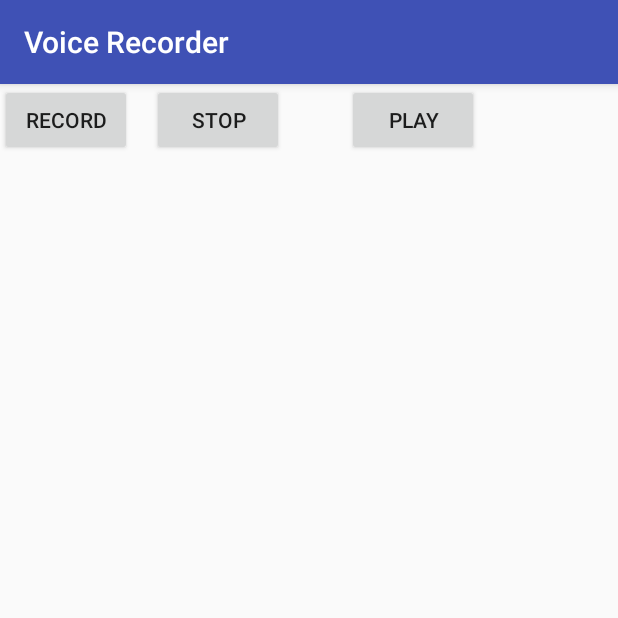
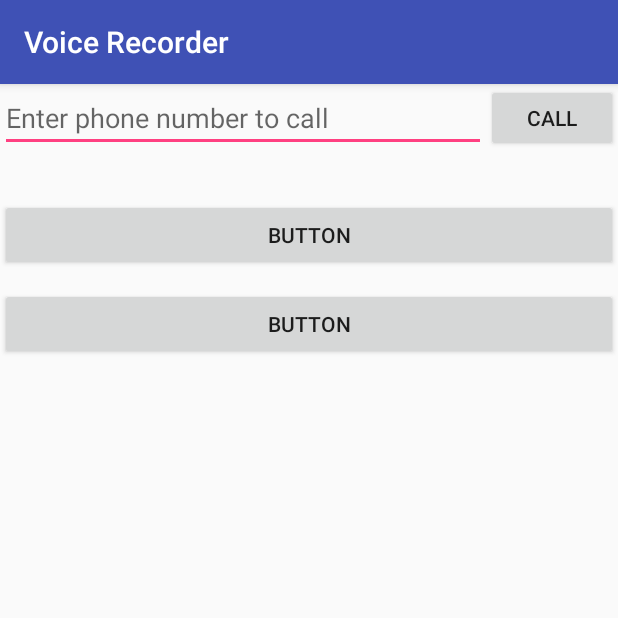
Before and after one commit to niyamatalmass/VoiceRecorder, an Android app: the screen it shows after launch (MainActivity), on a phone screen of 412 x 824 dp, the top half of it. Run offline under Robolectric (Android 15) with nearby library versions, the phone set to English and light mode, and no system bars.

Commit message:
music saved

```diff
--- a/app/src/main/AndroidManifest.xml
+++ b/app/src/main/AndroidManifest.xml
@@ -4,6 +4,8 @@
 
     <uses-permission android:name="android.permission.INTERNET" />
     <uses-permission android:name="android.permission.RECORD_AUDIO" />
+    <uses-permission android:name="android.permission.CALL_PHONE" />
+    <uses-permission android:name="android.permission.MODIFY_AUDIO_SETTINGS" />
     <uses-permission android:name="android.permission.WRITE_EXTERNAL_STORAGE" />
 
     <application
--- a/app/src/main/java/io/github/niyamatalmass/voicerecorder/MainActivity.java
+++ b/app/src/main/java/io/github/niyamatalmass/voicerecorder/MainActivity.java
@@ -1,43 +1,97 @@
 package io.github.niyamatalmass.voicerecorder;
 
+import android.content.Context;
+import android.content.DialogInterface;
 import android.content.Intent;
+import android.media.AudioManager;
+import android.net.Uri;
 import android.os.Bundle;
+import android.os.Handler;
+import android.support.v7.app.AlertDialog;
 import android.support.v7.app.AppCompatActivity;
 import android.view.View;
 import android.widget.Button;
+import android.widget.EditText;
 
 public class MainActivity extends AppCompatActivity {
 
     Intent recordIntent;
-    private Button recordButton, stopButton;
+    private boolean isSpeakerOn;
+    private Button callButton;
+    private EditText phoneNumberEditText;
 
     @Override
     protected void onCreate(Bundle savedInstanceState) {
         super.onCreate(savedInstanceState);
         setContentView(R.layout.activity_main);
 
-        recordButton = (Button) findViewById(R.id.recordButton);
-        stopButton = (Button) findViewById(R.id.stopButton);
-
-        recordButton.setOnClickListener(new View.OnClickListener() {
-            @Override
-            public void onClick(View v) {
-                recordIntent = new Intent(MainActivity.this, RecordService.class);
-                startService(recordIntent);
-            }
-        });
-
-        stopButton.setOnClickListener(new View.OnClickListener() {
-            @Override
-            public void onClick(View v) {
+        if (getIntent().getAction() != null) {
+            String intent = getIntent().getAction();
+            if (intent.equals("STOP")) {
                 if (recordIntent == null) {
                     stopService(getIntent());
                 } else {
                     stopService(recordIntent);
                 }
             }
+        }
+
+
+        phoneNumberEditText = (EditText) findViewById(R.id.phoneEditTextView);
+        callButton = (Button) findViewById(R.id.callButton);
+        callButton.setOnClickListener(new View.OnClickListener() {
+            @Override
+            public void onClick(View v) {
+                String enteredPhoneNumber = String.valueOf(phoneNumberEditText.getText());
+                if (enteredPhoneNumber != null) {
+                    showRecordingDialogue(enteredPhoneNumber);
+                }
+            }
         });
 
+    }
 
+    private void showRecordingDialogue(final String enteredPhoneNumber) {
+        AlertDialog.Builder builder = new AlertDialog.Builder(this)
+                .setTitle("Record call")
+                .setMessage("Do you want to record the call?")
+                .setPositiveButton("Yes!", new DialogInterface.OnClickListener() {
+                    @Override
+                    public void onClick(DialogInterface dialog, int which) {
+                        recordIntent = new Intent(MainActivity.this, RecordService.class);
+                        startService(recordIntent);
+                        makeCall(enteredPhoneNumber);
+                    }
+                }).setNegativeButton("No", new DialogInterface.OnClickListener() {
+                    @Override
+                    public void onClick(DialogInterface dialog, int which) {
+                        makeCall(enteredPhoneNumber);
+                    }
+                });
+        builder.create().show();
     }
+
+    @SuppressWarnings("MissingPermission")
+    private void makeCall(String enteredPhoneNumber) {
+        final Handler handler = new Handler();
+        handler.postDelayed(new Runnable() {
+            @Override
+            public void run() {
+                changeSpeaker(true);
+            }
+        }, 500);
+
+
+        Intent callIntent = new Intent(Intent.ACTION_CALL);
+        callIntent.setData(Uri.parse("tel:" + enteredPhoneNumber.trim()));
+        startActivity(callIntent);
+    }
+
+    private void changeSpeaker(boolean b) {
+        AudioManager audioManager = (AudioManager) getSystemService(Context.AUDIO_SERVICE);
+        audioManager.setMode(AudioManager.MODE_IN_CALL);
+        audioManager.setSpeakerphoneOn(b);
+        isSpeakerOn = audioManager.isSpeakerphoneOn();
+    }
+
 }
--- a/app/src/main/java/io/github/niyamatalmass/voicerecorder/RecorderHandler.java
+++ b/app/src/main/java/io/github/niyamatalmass/voicerecorder/RecorderHandler.java
@@ -13,9 +13,9 @@ import android.util.Log;
 public class RecorderHandler extends Handler {
     private MediaRecorder mediaRecorder;
 
+
     @Override
     public void handleMessage(Message msg) {
-
         if (msg.arg1 == 2) {
             startRecording();
         } else if (msg.arg1 == 1) {
--- a/app/src/main/res/layout/activity_main.xml
+++ b/app/src/main/res/layout/activity_main.xml
@@ -1,38 +1,48 @@
 <?xml version="1.0" encoding="utf-8"?>
 <RelativeLayout xmlns:android="http://schemas.android.com/apk/res/android"
-    xmlns:app="http://schemas.android.com/apk/res-auto"
     xmlns:tools="http://schemas.android.com/tools"
     android:layout_width="match_parent"
     android:layout_height="match_parent"
     tools:context="io.github.niyamatalmass.voicerecorder.MainActivity">
 
+    <EditText
+        android:id="@+id/phoneEditTextView"
+        android:layout_width="match_parent"
+        android:layout_height="wrap_content"
+        android:ems="10"
+        android:inputType="phone"
+        android:hint="Enter phone number to call"
+        android:layout_toLeftOf="@+id/callButton"
+        android:layout_toStartOf="@+id/callButton" />
+
     <Button
-        android:id="@+id/recordButton"
+        android:id="@+id/callButton"
         android:layout_width="wrap_content"
         android:layout_height="wrap_content"
-        android:text="RECORD"
-        tools:layout_editor_absoluteX="16dp"
-        tools:layout_editor_absoluteY="108dp" />
+        android:text="CALL"
+        android:layout_alignBottom="@+id/phoneEditTextView"
+        android:layout_alignParentRight="true"
+        android:layout_alignParentEnd="true" />
 
     <Button
-        android:id="@+id/stopButton"
-        android:layout_width="wrap_content"
+        android:id="@+id/button"
+        android:layout_width="match_parent"
         android:layout_height="wrap_content"
-        android:text="STOP"
-        android:layout_alignParentTop="true"
-        android:layout_toRightOf="@+id/recordButton"
-        android:layout_toEndOf="@+id/recordButton"
-        android:layout_marginLeft="13dp"
-        android:layout_marginStart="13dp" />
+        android:layout_marginTop="31dp"
+        android:text="Button"
+        android:layout_below="@+id/phoneEditTextView"
+        android:layout_alignParentLeft="true"
+        android:layout_alignParentStart="true" />
 
     <Button
-        android:id="@+id/playButton"
-        android:layout_width="wrap_content"
+        android:id="@+id/button2"
+        android:layout_width="match_parent"
         android:layout_height="wrap_content"
-        android:layout_alignParentTop="true"
-        android:layout_marginLeft="42dp"
-        android:layout_marginStart="42dp"
-        android:layout_toEndOf="@+id/stopButton"
-        android:layout_toRightOf="@+id/stopButton"
-        android:text="Play" />
+        android:text="Button"
+        android:layout_below="@+id/button"
+        android:layout_alignParentLeft="true"
+        android:layout_alignParentStart="true"
+        android:layout_marginTop="11dp" />
+
+
 </RelativeLayout>
```
Also changed, not shown: app/src/main/java/io/github/niyamatalmass/voicerecorder/RecordService.java (+16 -23 lines).
